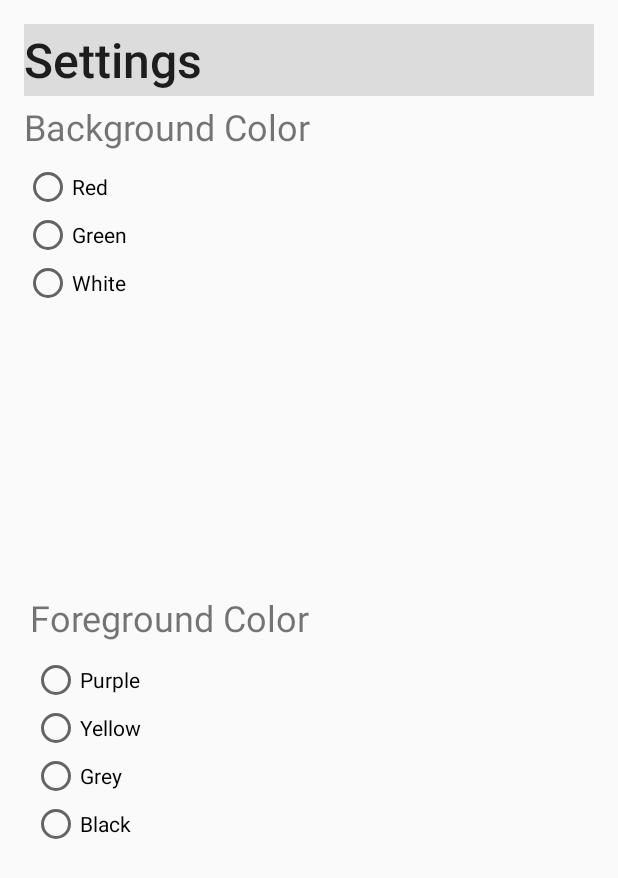
After one commit to kristjin/Android_Notes, an Android app: the ColorSettings screen opened directly, with no data from a screen before it, on a phone screen of 412 x 824 dp. The commit adds this screen. Shown: the top 878 px of the screen. Run offline under Robolectric (Android 15) with nearby library versions, the phone set to English and light mode, and no system bars.

Commit message:
Color Settings menu created.

```diff
--- a/app/build.gradle
+++ b/app/build.gradle
@@ -21,7 +21,8 @@ android {
 
 dependencies {
     compile fileTree(dir: 'libs', include: ['*.jar'])
-    compile "com.android.support:appcompat-v7:22.1.0"
-    compile "com.android.support:recyclerview-v7:+"
-    compile 'com.android.support:cardview-v7:+'
+    compile 'com.android.support:appcompat-v7:22.1.0'
+    compile 'com.android.support:recyclerview-v7:22.1.0'
+    compile 'com.android.support:cardview-v7:22.1.0'
+    compile 'com.android.support:support-v4:22.1.0'
 }
--- a/app/src/main/AndroidManifest.xml
+++ b/app/src/main/AndroidManifest.xml
@@ -24,6 +24,14 @@
                 android:name="android.support.PARENT_ACTIVITY"
                 android:value="com.thinkful.notes.MainActivity" />
         </activity>
+        <activity
+            android:name=".ColorSettings"
+            android:label="@string/title_activity_color_settings"
+            android:parentActivityName=".MainActivity" >
+            <meta-data
+                android:name="android.support.PARENT_ACTIVITY"
+                android:value="com.thinkful.notes.MainActivity" />
+        </activity>
     </application>
 
 </manifest>
--- /dev/null
+++ b/app/src/main/java/com/thinkful/notes/ColorSettings.java
@@ -0,0 +1,38 @@
+package com.thinkful.notes;
+
+import android.support.v7.app.ActionBarActivity;
+import android.os.Bundle;
+import android.view.Menu;
+import android.view.MenuItem;
+
+
+public class ColorSettings extends ActionBarActivity {
+
+    @Override
+    protected void onCreate(Bundle savedInstanceState) {
+        super.onCreate(savedInstanceState);
+        setContentView(R.layout.activity_color_settings);
+    }
+
+    @Override
+    public boolean onCreateOptionsMenu(Menu menu) {
+        // Inflate the menu; this adds items to the action bar if it is present.
+        getMenuInflater().inflate(R.menu.menu_color_settings, menu);
+        return true;
+    }
+
+    @Override
+    public boolean onOptionsItemSelected(MenuItem item) {
+        // Handle action bar item clicks here. The action bar will
+        // automatically handle clicks on the Home/Up button, so long
+        // as you specify a parent activity in AndroidManifest.xml.
+        int id = item.getItemId();
+
+        //noinspection SimplifiableIfStatement
+        if (id == R.id.action_settings) {
+            return true;
+        }
+
+        return super.onOptionsItemSelected(item);
+    }
+}
--- a/app/src/main/java/com/thinkful/notes/EditNoteActivity.java
+++ b/app/src/main/java/com/thinkful/notes/EditNoteActivity.java
@@ -20,6 +20,7 @@ public class EditNoteActivity extends ActionBarActivity {
     protected void onCreate(Bundle savedInstanceState) {
         super.onCreate(savedInstanceState);
         setContentView(R.layout.activity_edit_note);
+
         Intent intent = getIntent();
         note = (NoteListItem)intent.getSerializableExtra("Note");
         noteEditText = (EditText)findViewById(R.id.note_text_edit);
--- a/app/src/main/java/com/thinkful/notes/MainActivity.java
+++ b/app/src/main/java/com/thinkful/notes/MainActivity.java
@@ -67,33 +67,6 @@ public class MainActivity extends ActionBarActivity {
         setColor();
     }
 
-    public void openColorDialog(){
-        final EditText input = new EditText(this);
-        new AlertDialog.Builder(this)
-                .setTitle(R.string.setting_color_title)
-                .setMessage(R.string.setting_color_message)
-                .setView(input)
-                .setPositiveButton(R.string.positive_button_label,
-                        new DialogInterface.OnClickListener() {
-                            public void onClick(DialogInterface dialog, int whichButton) {
-                                String value = input.getText().toString();
-                                SharedPreferences prefs = getPreferences(Context.MODE_PRIVATE);
-                                SharedPreferences.Editor editor = prefs.edit();
-                                editor.putString("NOTE_COLOR", value);
-                                editor.commit();
-                                setColor();
-                            }
-                        })
-                .setNegativeButton(R.string.negative_button_label,
-                        new DialogInterface.OnClickListener() {
-                            public void onClick(DialogInterface dialog, int whichButton) {
-                                //No need for code here.
-                            }
-                        })
-                .show();
-
-    }
-
     @Override
     protected void onActivityResult(int requestCode, int resultCode, Intent data) {
         if (resultCode == RESULT_OK && requestCode == 1) {
@@ -122,7 +95,8 @@ public class MainActivity extends ActionBarActivity {
 
         //noinspection SimplifiableIfStatement
         if (id == R.id.action_settings) {
-            openColorDialog();
+            // open Color Settings Activity page;
+
             return true;
         }
 
--- /dev/null
+++ b/app/src/main/res/layout/activity_color_settings.xml
@@ -0,0 +1,110 @@
+<RelativeLayout xmlns:android="http://schemas.android.com/apk/res/android"
+    xmlns:tools="http://schemas.android.com/tools" android:layout_width="match_parent"
+    android:layout_height="match_parent" android:paddingLeft="@dimen/activity_horizontal_margin"
+    android:paddingRight="@dimen/activity_horizontal_margin"
+    android:paddingTop="@dimen/activity_vertical_margin"
+    android:paddingBottom="@dimen/activity_vertical_margin"
+    tools:context="com.thinkful.notes.ColorSettings"
+    android:id="@+id/BGLabel">
+
+    <TextView android:text="@string/background_setting_label" android:layout_width="wrap_content"
+        android:layout_height="wrap_content"
+        android:id="@+id/BGLabel"
+        android:layout_alignParentLeft="true"
+        android:layout_alignParentStart="true"
+        android:layout_below="@+id/settingsLabel"
+        android:textSize="24sp"
+        android:paddingTop="@dimen/abc_button_padding_vertical_material"
+        android:paddingBottom="8sp" />
+
+    <TextView
+        android:layout_width="fill_parent"
+        android:layout_height="48sp"
+        android:textAppearance="?android:attr/textAppearanceLarge"
+        android:id="@+id/settingsLabel"
+        android:layout_alignParentTop="true"
+        android:layout_alignParentLeft="true"
+        android:layout_alignParentStart="true"
+        android:background="@color/ripple_material_light"
+        style="@style/TextAppearance.AppCompat.Title"
+        android:gravity="center_vertical"
+        android:textSize="32sp"
+        android:text="@string/color_settings_page_label" />
+
+    <TextView
+        android:text="@string/foreground_setting_label"
+        android:layout_width="wrap_content"
+        android:layout_height="wrap_content"
+        android:id="@+id/FGLabel"
+        android:layout_centerVertical="true"
+        android:layout_alignParentLeft="true"
+        android:layout_alignParentStart="true"
+        android:textSize="24sp"
+        android:padding="@dimen/abc_button_padding_vertical_material" />
+
+    <RadioGroup
+        android:layout_width="match_parent"
+        android:layout_height="match_parent"
+        android:id="@+id/BGRadio"
+        android:orientation="vertical"
+        android:layout_alignParentRight="true"
+        android:layout_alignParentEnd="true"
+        android:layout_below="@+id/BGLabel"
+        android:layout_above="@+id/FGLabel">
+
+        <RadioButton
+            android:layout_width="wrap_content"
+            android:layout_height="wrap_content"
+            android:text="@string/background_red_label"
+            android:id="@+id/red" />
+
+        <RadioButton
+            android:layout_width="wrap_content"
+            android:layout_height="wrap_content"
+            android:text="@string/background_green_label"
+            android:id="@+id/green" />
+
+        <RadioButton
+            android:layout_width="wrap_content"
+            android:layout_height="wrap_content"
+            android:text="@string/background_white_label"
+            android:id="@+id/white" />
+
+    </RadioGroup>
+
+    <RadioGroup
+        android:layout_width="match_parent"
+        android:layout_height="match_parent"
+        android:layout_below="@+id/FGLabel"
+        android:layout_alignParentLeft="true"
+        android:layout_alignParentStart="true"
+        android:orientation="vertical"
+        android:id="@+id/FGRadio"
+        android:padding="5sp">
+
+        <RadioButton
+            android:layout_width="wrap_content"
+            android:layout_height="wrap_content"
+            android:text="@string/foreground_purple_label"
+            android:id="@+id/purple" />
+
+        <RadioButton
+            android:layout_width="wrap_content"
+            android:layout_height="wrap_content"
+            android:text="@string/foreground_yellow_label"
+            android:id="@+id/yellow" />
+
+        <RadioButton
+            android:layout_width="wrap_content"
+            android:layout_height="wrap_content"
+            android:text="@string/foreground_grey_label"
+            android:id="@+id/grey" />
+
+        <RadioButton
+            android:layout_width="wrap_content"
+            android:layout_height="wrap_content"
+            android:text="@string/foreground_black_label"
+            android:id="@+id/black" />
+    </RadioGroup>
+
+</RelativeLayout>
--- /dev/null
+++ b/app/src/main/res/menu/menu_color_settings.xml
@@ -0,0 +1,6 @@
+<menu xmlns:android="http://schemas.android.com/apk/res/android"
+    xmlns:app="http://schemas.android.com/apk/res-auto"
+    xmlns:tools="http://schemas.android.com/tools" tools:context="com.thinkful.notes.ColorSettings">
+    <item android:id="@+id/action_settings" android:title="@string/action_settings"
+        android:orderInCategory="100" app:showAsAction="never" />
+</menu>
--- a/app/src/main/res/values/strings.xml
+++ b/app/src/main/res/values/strings.xml
@@ -14,4 +14,20 @@
     <string name="setting_color_message">R - Red; G - Green; W - White</string>
     <string name="positive_button_label">OK</string>
     <string name="negative_button_label">CANCEL</string>
+    <string name="title_activity_color_settings">ColorSettings</string>
+
+    <string name="color_settings_page_label">Settings</string>
+    <string name="background_setting_label">Background Color</string>
+    <string name="foreground_setting_label">Foreground Color</string>
+    <string name="background_red_label">Red</string>
+    <string name="background_green_label">Green</string>
+    <string name="background_white_label">White</string>
+    <string name="foreground_yellow_label">Yellow</string>
+    <string name="foreground_purple_label">Purple</string>
+    <string name="foreground_grey_label">Grey</string>
+    <string name="foreground_black_label">Black</string>
+    <string name="color_save_label">Save</string>
+
+
+
 </resources>
```
